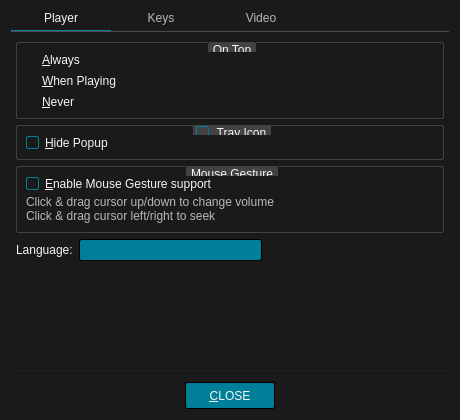
First picture: the form in src/ui/preferencesdialog.ui, repository u8sand/Baka-MPlayer, before the edit.
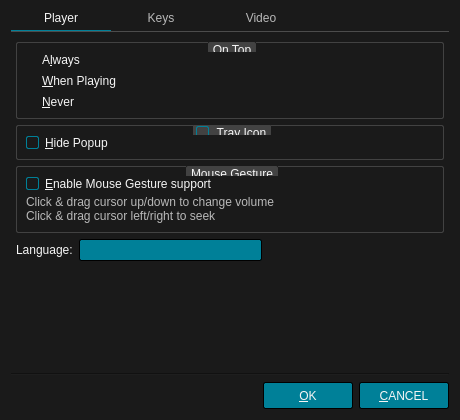
Second picture: the form after the edit. Icons and pictures are not drawn.

Commit message: Made Ok and Cancel buttons in preferences

```diff
--- a/src/ui/preferencesdialog.ui
+++ b/src/ui/preferencesdialog.ui
@@ -230,7 +230,7 @@
           <item>
            <widget class="QRadioButton" name="alwaysRadioButton">
             <property name="text">
-             <string>&amp;Always</string>
+             <string>A&amp;lways</string>
             </property>
            </widget>
           </item>
@@ -765,26 +765,20 @@
      <item>
       <widget class="QPushButton" name="closeButton">
        <property name="text">
-        <string>&amp;CLOSE</string>
+        <string>&amp;OK</string>
+       </property>
+      </widget>
+     </item>
+     <item>
+      <widget class="QPushButton" name="cancelButton">
+       <property name="text">
+        <string>&amp;CANCEL</string>
        </property>
        <property name="default">
         <bool>true</bool>
        </property>
       </widget>
      </item>
-     <item>
-      <spacer name="spacer_2">
-       <property name="orientation">
-        <enum>Qt::Horizontal</enum>
-       </property>
-       <property name="sizeHint" stdset="0">
-        <size>
-         <width>40</width>
-         <height>20</height>
-        </size>
-       </property>
-      </spacer>
-     </item>
     </layout>
    </item>
   </layout>
```
Left out of the diff: 5 changed lines with no effect on the pictures. The commit also changes 1 other file.
